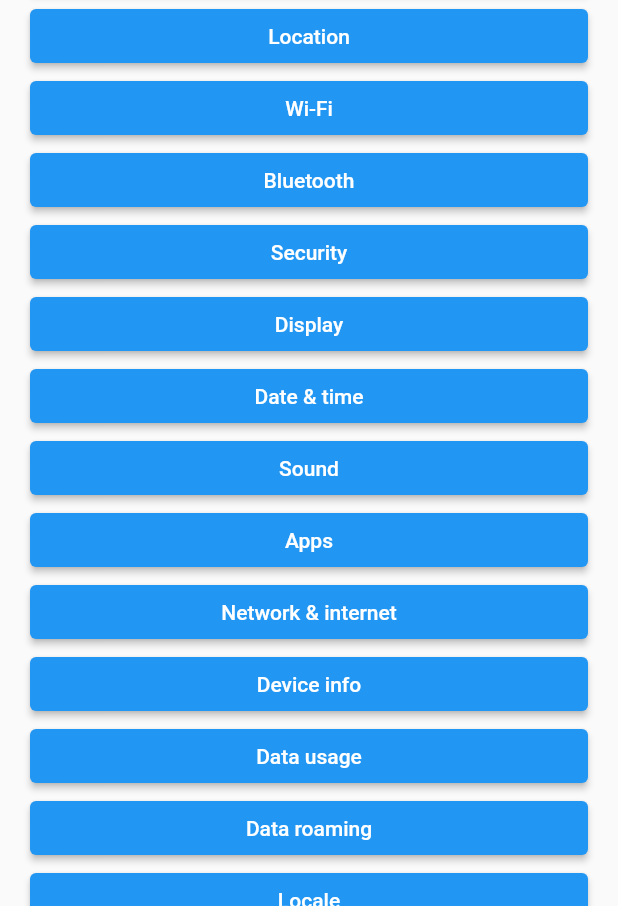
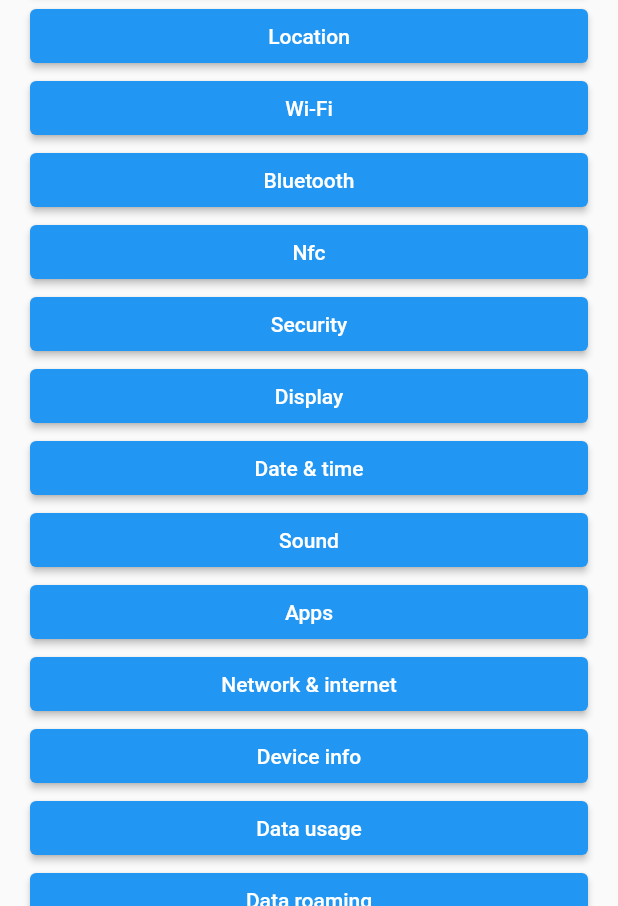
Before and after one commit to fweinaug/system_settings, a Flutter app: the screen it shows after launch, on a phone screen of 412 x 824 dp, the part 330-1236 px from its top. Run offline on Flutter 3.47's test engine with Material 2 defaults, Android fonts, the phone set to English and light mode, and no system bars.

Commit message:
initial files for opening nfc settings

```diff
--- a/example/lib/main.dart
+++ b/example/lib/main.dart
@@ -38,6 +38,10 @@ class MyApp extends StatelessWidget {
               ElevatedButton(
                 child: Text('Bluetooth'),
                 onPressed: () => SystemSettings.bluetooth(),
+              ),
+              ElevatedButton(
+                child: Text('Nfc'),
+                onPressed: () => SystemSettings.nfc(),
               ),
               ElevatedButton(
                 child: Text('Security'),
--- a/lib/system_settings.dart
+++ b/lib/system_settings.dart
@@ -27,6 +27,10 @@ class SystemSettings {
 
   static Future<void> bluetooth() async {
     return await _channel.invokeMethod('bluetooth');
+  }
+
+  static Future<void> nfc() async {
+    return await _channel.invokeMethod('nfc');
   }
 
   static Future<void> security() async {
--- a/pubspec.yaml
+++ b/pubspec.yaml
@@ -1,6 +1,6 @@
 name: system_settings
 description: Flutter plugin to open system and app settings on iOS and Android.
-version: 2.0.0
+version: 2.0.1
 homepage: https://github.com/fweinaug/system_settings
 repository: https://github.com/fweinaug/system_settings
 
```
Also changed, not shown: 1 other file.
